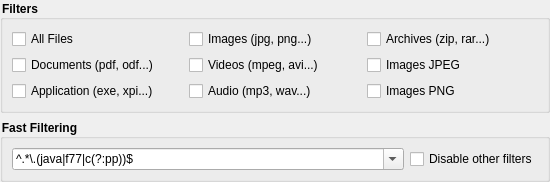
setvisible/ArrowDL, file src/widgets/filterwidget.ui: the form before one commit.
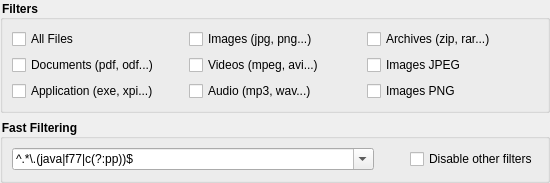
The form after the commit. Icons and pictures are not drawn. Custom widgets are drawn as their Qt base class.

Commit message: [Gui] Add Fast Filtering Tips

Diff of the .ui file:
```diff
--- a/src/widgets/filterwidget.ui
+++ b/src/widgets/filterwidget.ui
@@ -7,7 +7,7 @@
     <x>0</x>
     <y>0</y>
     <width>550</width>
-    <height>155</height>
+    <height>157</height>
    </rect>
   </property>
   <property name="styleSheet">
@@ -106,7 +106,7 @@
      <property name="title">
       <string>Fast Filtering</string>
      </property>
-     <layout class="QHBoxLayout" name="horizontalLayout" stretch="1,0">
+     <layout class="QHBoxLayout" name="horizontalLayout" stretch="1,0,0">
       <item>
        <widget class="ComboBox" name="fastFilteringComboBox">
         <property name="editable">
@@ -132,6 +132,20 @@
         </item>
        </widget>
       </item>
+      <item>
+       <widget class="QToolButton" name="fastFilteringTipToolButton">
+        <property name="toolTip">
+         <string>Fast Filtering Tips...</string>
+        </property>
+        <property name="icon">
+         <iconset resource="../resources.qrc">
+          <normaloff>:/icons/menu/button_help_16x16.png</normaloff>:/icons/menu/button_help_16x16.png</iconset>
+        </property>
+        <property name="autoRaise">
+         <bool>true</bool>
+        </property>
+       </widget>
+      </item>
       <item>
        <widget class="QCheckBox" name="fastFilteringOnlyCheckBox">
         <property name="text">
```
The commit also changes 8 other files.
